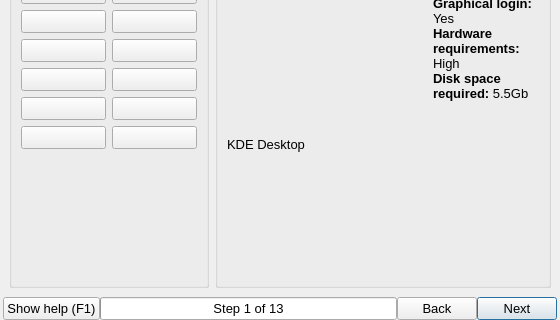
This is guiinstaller/guisetup/mainwindow.ui in aix27249/mpkg as Qt 5 draws it before an edit; both pictures show x 0 to 560 and y 152 to 472 of the 560 by 472 pixel window. The edited form follows.
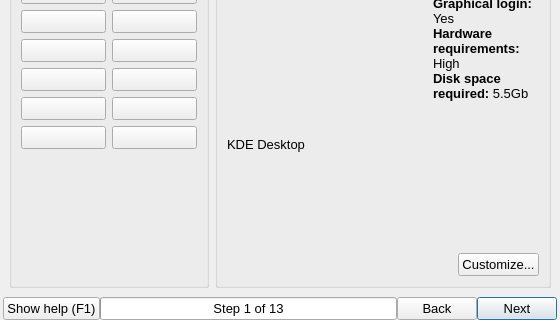
This is the edited form. The open tabs and pages were chosen to show the change. Icons and pictures are not drawn.

Commit message:
Basic support for custom setup lists in Qt GUI. Implemented:  - Choosing and loading custom setup variant  - Proper storing this stuff in config
TODO:
 - UI info about just loaded list
 - Any other required UI information such as space usage, package count, etc
 - Merge support in libagiliasetup

```diff
--- a/guiinstaller/guisetup/mainwindow.ui
+++ b/guiinstaller/guisetup/mainwindow.ui
@@ -955,6 +955,30 @@
                </property>
               </spacer>
              </item>
+             <item>
+              <layout class="QHBoxLayout" name="horizontalLayout_8">
+               <item>
+                <spacer name="horizontalSpacer_3">
+                 <property name="orientation">
+                  <enum>Qt::Horizontal</enum>
+                 </property>
+                 <property name="sizeHint" stdset="0">
+                  <size>
+                   <width>40</width>
+                   <height>20</height>
+                  </size>
+                 </property>
+                </spacer>
+               </item>
+               <item>
+                <widget class="QPushButton" name="customSetupVariantButton">
+                 <property name="text">
+                  <string>Customize...</string>
+                 </property>
+                </widget>
+               </item>
+              </layout>
+             </item>
             </layout>
            </widget>
           </item>
```
Left out of the diff: 6 changed lines with no effect on the pictures. The commit also changes 6 other files.
